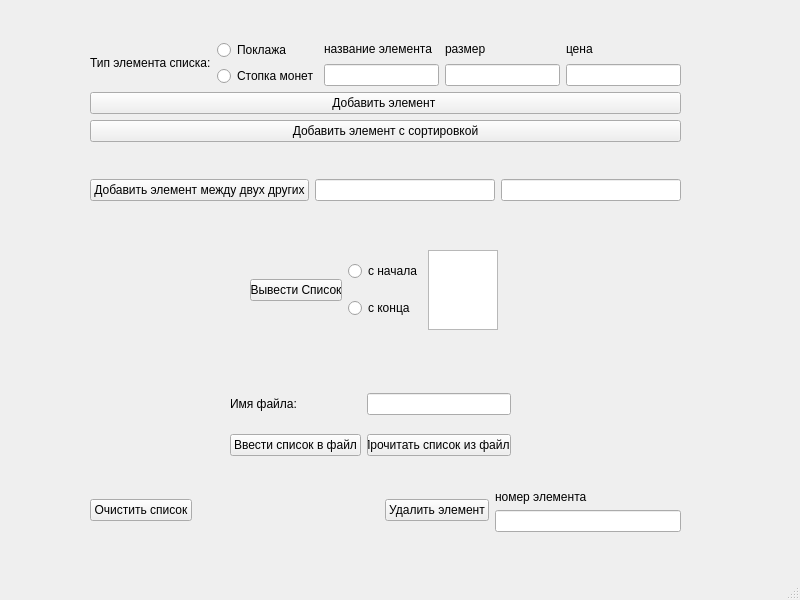
First picture: the form in mainwindow.ui, repository AyuKamakin/OOP-HSE, before the edit.
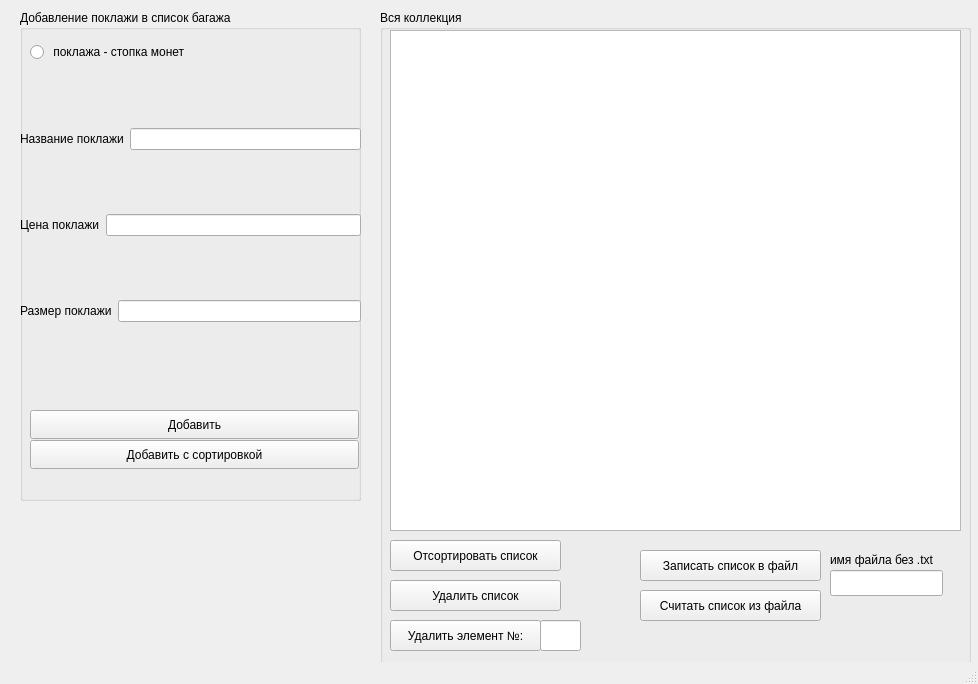
Second picture: the form after the edit. Icons and pictures are not drawn.

Patch:
```diff
--- a/mainwindow.ui
+++ b/mainwindow.ui
@@ -6,276 +6,272 @@
    <rect>
     <x>0</x>
     <y>0</y>
-    <width>800</width>
-    <height>600</height>
+    <width>978</width>
+    <height>684</height>
    </rect>
   </property>
   <property name="windowTitle">
    <string>MainWindow</string>
   </property>
+  <property name="styleSheet">
+   <string notr="true">background-image: url(&quot;:/res/img/1.jpg&quot;);</string>
+  </property>
   <widget class="QWidget" name="centralwidget">
-   <widget class="QWidget" name="">
+   <widget class="QLabel" name="label">
     <property name="geometry">
      <rect>
-      <x>90</x>
-      <y>40</y>
-      <width>591</width>
-      <height>161</height>
+      <x>1070</x>
+      <y>-80</y>
+      <width>241</width>
+      <height>71</height>
      </rect>
     </property>
-    <layout class="QVBoxLayout" name="addElementLayout">
-     <item>
-      <layout class="QHBoxLayout" name="horizontalLayout">
-       <item>
-        <widget class="QLabel" name="label">
-         <property name="text">
-          <string>Тип элемента списка:</string>
-         </property>
-        </widget>
-       </item>
-       <item>
-        <layout class="QVBoxLayout" name="verticalLayout_4">
-         <item>
-          <widget class="QRadioButton" name="packageTypeRadioButton">
-           <property name="text">
-            <string>Поклажа</string>
-           </property>
-          </widget>
-         </item>
-         <item>
-          <widget class="QRadioButton" name="PackOfCoinsTypeRadioButton">
-           <property name="text">
-            <string>Стопка монет</string>
-           </property>
-          </widget>
-         </item>
-        </layout>
-       </item>
-       <item>
-        <layout class="QVBoxLayout" name="verticalLayout_5">
-         <item>
-          <widget class="QLabel" name="label_2">
-           <property name="text">
-            <string>название элемента</string>
-           </property>
-          </widget>
-         </item>
-         <item>
-          <widget class="QLineEdit" name="nameOfElLineEdit"/>
-         </item>
-        </layout>
-       </item>
-       <item>
-        <layout class="QVBoxLayout" name="verticalLayout_6">
-         <item>
-          <widget class="QLabel" name="label_3">
-           <property name="text">
-            <string>размер</string>
-           </property>
-          </widget>
-         </item>
-         <item>
-          <widget class="QLineEdit" name="sizeOfElLineEdit"/>
-         </item>
-        </layout>
-       </item>
-       <item>
-        <layout class="QVBoxLayout" name="verticalLayout_2">
-         <item>
-          <widget class="QLabel" name="label_4">
-           <property name="text">
-            <string>цена</string>
-           </property>
-          </widget>
-         </item>
-         <item>
-          <widget class="QLineEdit" name="priceOfElLineEdit"/>
-         </item>
-        </layout>
-       </item>
-      </layout>
-     </item>
-     <item>
-      <widget class="QPushButton" name="addButton">
-       <property name="text">
-        <string>Добавить элемент </string>
-       </property>
-      </widget>
-     </item>
-     <item>
-      <widget class="QPushButton" name="InsertWSortButton">
-       <property name="text">
-        <string>Добавить элемент с сортировкой</string>
-       </property>
-      </widget>
-     </item>
-     <item>
-      <spacer name="verticalSpacer">
-       <property name="orientation">
-        <enum>Qt::Vertical</enum>
-       </property>
-       <property name="sizeHint" stdset="0">
-        <size>
-         <width>20</width>
-         <height>40</height>
-        </size>
-       </property>
-      </spacer>
-     </item>
-     <item>
-      <layout class="QHBoxLayout" name="horizontalLayout_3">
-       <item>
-        <widget class="QPushButton" name="InsertBetweenButton">
-         <property name="contextMenuPolicy">
-          <enum>Qt::CustomContextMenu</enum>
-         </property>
-         <property name="text">
-          <string>Добавить элемент между двух других</string>
-         </property>
-        </widget>
-       </item>
-       <item>
-        <widget class="QLineEdit" name="pos1LineEdit"/>
-       </item>
-       <item>
-        <widget class="QLineEdit" name="pos2LineEdit"/>
-       </item>
-      </layout>
-     </item>
-    </layout>
+    <property name="styleSheet">
+     <string notr="true">font: 700 14pt &quot;Segoe UI&quot;;</string>
+    </property>
+    <property name="text">
+     <string/>
+    </property>
    </widget>
-   <widget class="QWidget" name="horizontalLayoutWidget">
+   <widget class="QGroupBox" name="groupBox">
     <property name="geometry">
      <rect>
-      <x>90</x>
-      <y>489</y>
+      <x>20</x>
+      <y>10</y>
+      <width>341</width>
+      <height>491</height>
+     </rect>
+    </property>
+    <property name="title">
+     <string>Добавление поклажи в список багажа</string>
+    </property>
+    <widget class="QPushButton" name="pushButton_add">
+     <property name="geometry">
+      <rect>
+       <x>10</x>
+       <y>400</y>
+       <width>329</width>
+       <height>29</height>
+      </rect>
+     </property>
+     <property name="text">
+      <string>Добавить</string>
+     </property>
+    </widget>
+    <widget class="QWidget" name="verticalLayoutWidget">
+     <property name="geometry">
+      <rect>
+       <x>0</x>
+       <y>60</y>
+       <width>341</width>
+       <height>311</height>
+      </rect>
+     </property>
+     <layout class="QVBoxLayout" name="verticalLayout">
+      <item>
+       <layout class="QHBoxLayout" name="horizontalLayout">
+        <item>
+         <widget class="QLabel" name="label_4">
+          <property name="text">
+           <string>Название поклажи</string>
+          </property>
+         </widget>
+        </item>
+        <item>
+         <widget class="QLineEdit" name="line_name"/>
+        </item>
+       </layout>
+      </item>
+      <item>
+       <layout class="QHBoxLayout" name="horizontalLayout_2">
+        <item>
+         <widget class="QLabel" name="label_3">
+          <property name="text">
+           <string>Цена поклажи</string>
+          </property>
+         </widget>
+        </item>
+        <item>
+         <widget class="QLineEdit" name="line_price"/>
+        </item>
+       </layout>
+      </item>
+      <item>
+       <layout class="QHBoxLayout" name="horizontalLayout_size">
+        <item>
+         <widget class="QLabel" name="label_2">
+          <property name="text">
+           <string>Размер поклажи</string>
+          </property>
+         </widget>
+        </item>
+        <item>
+         <widget class="QLineEdit" name="line_size"/>
+        </item>
+       </layout>
+      </item>
+     </layout>
+    </widget>
+    <widget class="QPushButton" name="pushButton_add_wSort">
+     <property name="geometry">
+      <rect>
+       <x>10</x>
+       <y>430</y>
+       <width>329</width>
+       <height>29</height>
+      </rect>
+     </property>
+     <property name="text">
+      <string>Добавить с сортировкой</string>
+     </property>
+    </widget>
+    <widget class="QRadioButton" name="radioButton_packageType">
+     <property name="geometry">
+      <rect>
+       <x>10</x>
+       <y>30</y>
+       <width>201</width>
+       <height>24</height>
+      </rect>
+     </property>
+     <property name="text">
+      <string> поклажа - стопка монет</string>
+     </property>
+    </widget>
+   </widget>
+   <widget class="QGroupBox" name="groupBox_3">
+    <property name="geometry">
+     <rect>
+      <x>380</x>
+      <y>10</y>
       <width>591</width>
-      <height>43</height>
+      <height>659</height>
      </rect>
     </property>
-    <layout class="QHBoxLayout" name="destructionLayout">
-     <item>
-      <widget class="QPushButton" name="destructionButton">
-       <property name="text">
-        <string>Очистить список</string>
-       </property>
-      </widget>
-     </item>
-     <item>
-      <spacer name="horizontalSpacer_2">
-       <property name="orientation">
-        <enum>Qt::Horizontal</enum>
-       </property>
-       <property name="sizeHint" stdset="0">
-        <size>
-         <width>40</width>
-         <height>20</height>
-        </size>
-       </property>
-      </spacer>
-     </item>
-     <item>
-      <widget class="QPushButton" name="pushButton_3">
-       <property name="text">
-        <string>Удалить элемент</string>
-       </property>
-      </widget>
-     </item>
-     <item>
-      <layout class="QVBoxLayout" name="verticalLayout_7">
-       <item>
-        <widget class="QLabel" name="label_5">
-         <property name="text">
-          <string>номер элемента</string>
-         </property>
-        </widget>
-       </item>
-       <item>
-        <widget class="QLineEdit" name="lineEdit"/>
-       </item>
-      </layout>
-     </item>
-    </layout>
+    <property name="title">
+     <string>Вся коллекция</string>
+    </property>
+    <widget class="QTextBrowser" name="textBrowser">
+     <property name="geometry">
+      <rect>
+       <x>10</x>
+       <y>20</y>
+       <width>571</width>
+       <height>501</height>
+      </rect>
+     </property>
+    </widget>
+    <widget class="QPushButton" name="pushButton_sort">
+     <property name="geometry">
+      <rect>
+       <x>10</x>
+       <y>530</y>
+       <width>171</width>
+       <height>31</height>
+      </rect>
+     </property>
+     <property name="text">
+      <string>Отсортировать список</string>
+     </property>
+    </widget>
+    <widget class="QPushButton" name="pushButton_delition">
+     <property name="geometry">
+      <rect>
+       <x>10</x>
+       <y>570</y>
+       <width>171</width>
+       <height>31</height>
+      </rect>
+     </property>
+     <property name="text">
+      <string>Удалить список</string>
+     </property>
+    </widget>
+    <widget class="QPushButton" name="pushButton_del">
+     <property name="geometry">
+      <rect>
+       <x>10</x>
+       <y>610</y>
+       <width>151</width>
+       <height>31</height>
+      </rect>
+     </property>
+     <property name="text">
+      <string>Удалить элемент №:</string>
+     </property>
+    </widget>
+    <widget class="QLineEdit" name="lineEdit_numOfDel">
+     <property name="geometry">
+      <rect>
+       <x>160</x>
+       <y>610</y>
+       <width>41</width>
+       <height>31</height>
+      </rect>
+     </property>
+    </widget>
+    <widget class="QPushButton" name="pushButton_toFile">
+     <property name="geometry">
+      <rect>
+       <x>260</x>
+       <y>540</y>
+       <width>181</width>
+       <height>31</height>
+      </rect>
+     </property>
+     <property name="text">
+      <string>Записать список в файл</string>
+     </property>
+    </widget>
+    <widget class="QPushButton" name="pushButton_fromFile">
+     <property name="geometry">
+      <rect>
+       <x>260</x>
+       <y>580</y>
+       <width>181</width>
+       <height>31</height>
+      </rect>
+     </property>
+     <property name="text">
+      <string>Cчитать список из файла</string>
+     </property>
+    </widget>
+    <widget class="QLineEdit" name="lineEdit_fileName">
+     <property name="geometry">
+      <rect>
+       <x>450</x>
+       <y>560</y>
+       <width>113</width>
+       <height>26</height>
+      </rect>
+     </property>
+    </widget>
+    <widget class="QLabel" name="label_6">
+     <property name="geometry">
+      <rect>
+       <x>450</x>
+       <y>540</y>
+       <width>131</width>
+       <height>20</height>
+      </rect>
+     </property>
+     <property name="text">
+      <string>имя файла без .txt</string>
+     </property>
+    </widget>
    </widget>
-   <widget class="QWidget" name="gridLayoutWidget">
+   <widget class="QLabel" name="label_5">
     <property name="geometry">
      <rect>
-      <x>230</x>
+      <x>540</x>
       <y>380</y>
-      <width>281</width>
-      <height>91</height>
+      <width>63</width>
+      <height>20</height>
      </rect>
     </property>
-    <layout class="QGridLayout" name="fromToFileLayout">
-     <item row="2" column="2">
-      <widget class="QLineEdit" name="FilenamelineEdit"/>
-     </item>
-     <item row="2" column="1">
-      <widget class="QLabel" name="label_6">
-       <property name="text">
-        <string>Имя файла:</string>
-       </property>
-      </widget>
-     </item>
-     <item row="3" column="2">
-      <widget class="QPushButton" name="fromFileButton">
-       <property name="text">
-        <string>Прочитать список из файла</string>
-       </property>
-      </widget>
-     </item>
-     <item row="3" column="1">
-      <widget class="QPushButton" name="ToFileButton">
-       <property name="text">
-        <string>Ввести список в файл</string>
-       </property>
-      </widget>
-     </item>
-    </layout>
-   </widget>
-   <widget class="QWidget" name="gridLayoutWidget_2">
-    <property name="geometry">
-     <rect>
-      <x>250</x>
-      <y>250</y>
-      <width>248</width>
-      <height>80</height>
-     </rect>
+    <property name="text">
+     <string/>
     </property>
-    <layout class="QGridLayout" name="gridLayout">
-     <item row="0" column="0">
-      <layout class="QHBoxLayout" name="listPrintLayOut">
-       <item>
-        <widget class="QPushButton" name="printListButton">
-         <property name="text">
-          <string>Вывести Список</string>
-         </property>
-        </widget>
-       </item>
-       <item>
-        <layout class="QVBoxLayout" name="verticalLayout_3">
-         <item>
-          <widget class="QRadioButton" name="printFromHeadRadioButton">
-           <property name="text">
-            <string>с начала</string>
-           </property>
-          </widget>
-         </item>
-         <item>
-          <widget class="QRadioButton" name="printFromTailRadioButton">
-           <property name="text">
-            <string>с конца</string>
-           </property>
-          </widget>
-         </item>
-        </layout>
-       </item>
-       <item>
-        <widget class="QListView" name="PrintListListview"/>
-       </item>
-      </layout>
-     </item>
-    </layout>
    </widget>
   </widget>
   <widget class="QMenuBar" name="menubar">
```
Left out of the diff: 20 changed lines with no effect on the pictures.
